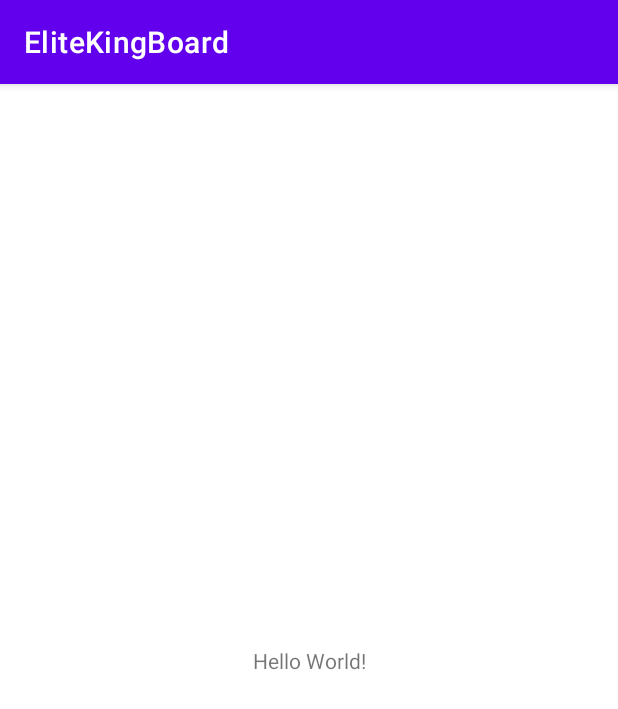
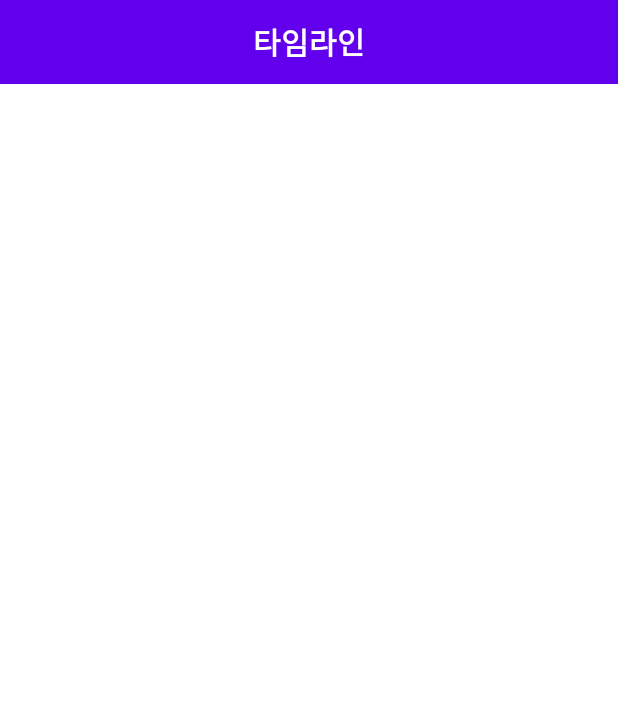
Before and after one commit to Hoya-kim/elite-king-board, an Android app: the screen it shows after launch (MainActivity), on a phone screen of 412 x 824 dp. Shown: the top 709 px of the screen. Run offline under Robolectric (Android 15) with nearby library versions, the phone set to English and light mode, and no system bars; our stand-ins replace data binding, navigation-ui; 1 statement that could not run was skipped.

Commit message:
feat(#16): 기초 레이아웃 구현 1. BaseLayout 코드 구현 2. Navigation Component 적용 3. Koin 사용을 위한 Application 등록 4. data class resource util 구현

```diff
--- a/android/app/build.gradle
+++ b/android/app/build.gradle
@@ -6,12 +6,12 @@ plugins {
 }
 
 android {
-    compileSdk 32
+    compileSdk 31
 
     defaultConfig {
         applicationId "com.example.elitekingboard"
         minSdk 21
-        targetSdk 32
+        targetSdk 31
         versionCode 1
         versionName "1.0"
 
@@ -41,6 +41,8 @@ dependencies {
     implementation 'androidx.appcompat:appcompat:1.4.1'
     implementation 'com.google.android.material:material:1.5.0'
     implementation 'androidx.constraintlayout:constraintlayout:2.1.3'
+    implementation 'androidx.navigation:navigation-fragment-ktx:2.4.1'
+    implementation 'androidx.navigation:navigation-ui-ktx:2.4.1'
     testImplementation 'junit:junit:4.+'
     androidTestImplementation 'androidx.test.ext:junit:1.1.3'
     androidTestImplementation 'androidx.test.espresso:espresso-core:3.4.0'
--- a/android/app/src/main/java/com/example/elitekingboard/MainActivity.kt
+++ /dev/null
@@ -1,11 +0,0 @@
-package com.example.elitekingboard
-
-import androidx.appcompat.app.AppCompatActivity
-import android.os.Bundle
-
-class MainActivity : AppCompatActivity() {
-    override fun onCreate(savedInstanceState: Bundle?) {
-        super.onCreate(savedInstanceState)
-        setContentView(R.layout.activity_main)
-    }
-}
--- /dev/null
+++ b/android/app/src/main/java/com/example/elitekingboard/MyApplication.kt
@@ -0,0 +1,22 @@
+package com.example.elitekingboard
+
+import android.app.Application
+import androidx.databinding.ktx.BuildConfig
+import com.example.elitekingboard.data.di.ViewModelModule
+import org.koin.android.ext.koin.androidContext
+import org.koin.android.ext.koin.androidLogger
+import org.koin.core.context.startKoin
+import org.koin.core.logger.Level
+
+class MyApplication : Application() {
+
+    override fun onCreate() {
+        super.onCreate()
+        startKoin {
+            androidLogger(if (BuildConfig.DEBUG) Level.ERROR else Level.NONE)
+            androidContext(this@MyApplication)
+            modules(listOf(ViewModelModule))
+        }
+
+    }
+}
--- /dev/null
+++ b/android/app/src/main/java/com/example/elitekingboard/data/di/ViewModelModule.kt
@@ -0,0 +1,7 @@
+package com.example.elitekingboard.data.di
+
+import org.koin.dsl.module
+
+val ViewModelModule = module {
+
+}
--- /dev/null
+++ b/android/app/src/main/java/com/example/elitekingboard/ui/base/BaseActivity.kt
@@ -0,0 +1,40 @@
+package com.example.elitekingboard.ui.base
+
+import android.content.Context
+import android.os.Bundle
+import android.util.Log
+import android.widget.Toast
+import androidx.appcompat.app.AppCompatActivity
+import androidx.databinding.DataBindingUtil
+import androidx.databinding.ViewDataBinding
+
+abstract class BaseActivity<VB : ViewDataBinding>(private val layoutId: Int) : AppCompatActivity() {
+    lateinit var binding: VB
+    private val TAG = "BASEACTIVITY"
+    override fun onCreate(savedInstanceState: Bundle?) {
+        super.onCreate(savedInstanceState)
+        init()
+    }
+
+    protected open fun init() {
+        initViewDataBinding()
+    }
+
+    protected open fun initViewDataBinding() {
+        binding = DataBindingUtil.setContentView(this, layoutId)
+    }
+
+    protected open fun toast(context: Context, msg: String) {
+        Toast.makeText(this, msg, Toast.LENGTH_SHORT).show()
+    }
+
+    override fun onStop() {
+        super.onStop()
+        Log.d(TAG, "onStop")
+    }
+
+    override fun onResume() {
+        super.onResume()
+        Log.d(TAG, "onResume")
+    }
+}
--- /dev/null
+++ b/android/app/src/main/java/com/example/elitekingboard/ui/base/BaseFragment.kt
@@ -0,0 +1,71 @@
+package com.example.elitekingboard.ui.base
+
+import android.content.Context
+import android.os.Bundle
+import android.util.Log
+import android.view.LayoutInflater
+import android.view.View
+import android.view.ViewGroup
+import android.widget.Toast
+import androidx.databinding.DataBindingUtil
+import androidx.databinding.ViewDataBinding
+import androidx.fragment.app.Fragment
+import com.google.android.material.snackbar.Snackbar
+
+abstract class BaseFragment<VB : ViewDataBinding>(private val layoutId: Int) : Fragment() {
+    protected lateinit var binding: VB
+
+    override fun onCreateView(
+        inflater: LayoutInflater,
+        container: ViewGroup?,
+        savedInstanceState: Bundle?
+    ): View? {
+        binding = DataBindingUtil.inflate(inflater, layoutId, container, false)
+
+        init()
+        return binding.root
+    }
+
+    protected open fun init() {
+
+    }
+
+    protected open fun toast(context: Context, msg: String) {
+        Toast.makeText(context, msg, Toast.LENGTH_LONG).show()
+    }
+
+    protected open fun snackBar(msg: String) {
+        var snackbar = Snackbar.make(
+            requireActivity().findViewById(android.R.id.content),
+            msg,
+            Snackbar.LENGTH_INDEFINITE
+        )
+        snackbar.setAction("확인", View.OnClickListener {
+            snackbar.dismiss()
+        })
+        snackbar.show()
+    }
+
+    override fun onStop() {
+        super.onStop()
+        Log.d(TAG, "onStop")
+    }
+
+    override fun onResume() {
+        super.onResume()
+        Log.d(TAG, "onResume")
+    }
+
+    override fun onPause() {
+        super.onPause()
+        Log.d(TAG, "onPause")
+    }
+
+    override fun onStart() {
+        super.onStart()
+        Log.d(TAG, "onStart")
+    }
+    companion object{
+        private const val TAG = "BaseFragment"
+    }
+}
--- /dev/null
+++ b/android/app/src/main/java/com/example/elitekingboard/ui/main/view/activity/MainActivity.kt
@@ -0,0 +1,37 @@
+package com.example.elitekingboard.ui.main.view.activity
+
+import androidx.navigation.fragment.NavHostFragment
+import androidx.navigation.ui.AppBarConfiguration
+import androidx.navigation.ui.navigateUp
+import androidx.navigation.ui.setupActionBarWithNavController
+import com.example.elitekingboard.R
+import com.example.elitekingboard.databinding.ActivityMainBinding
+import com.example.elitekingboard.ui.base.BaseActivity
+
+class MainActivity : BaseActivity<ActivityMainBinding>(R.layout.activity_main) {
+
+    private val navController by lazy {
+        (supportFragmentManager.findFragmentById(R.id.fragment) as NavHostFragment).navController
+    }
+
+    private val appBarConfiguration by lazy {
+        AppBarConfiguration(
+            setOf(R.id.mainFragment)
+        )
+    }
+
+    private fun initToolbar() {
+        setSupportActionBar(binding.toolbar)
+        setupActionBarWithNavController(navController, appBarConfiguration)
+        supportActionBar!!.setDisplayShowTitleEnabled(false)
+    }
+
+    override fun init() {
+        super.init()
+        initToolbar()
+    }
+
+    override fun onSupportNavigateUp(): Boolean {
+        return navController.navigateUp(appBarConfiguration) || super.onSupportNavigateUp()
+    }
+}
--- /dev/null
+++ b/android/app/src/main/java/com/example/elitekingboard/ui/main/view/fragment/MainFragment.kt
@@ -0,0 +1,13 @@
+package com.example.elitekingboard.ui.main.view.fragment
+
+import com.example.elitekingboard.R
+import com.example.elitekingboard.databinding.FragmentMainBinding
+import com.example.elitekingboard.ui.base.BaseFragment
+
+class MainFragment : BaseFragment<FragmentMainBinding>(R.layout.fragment_main) {
+
+    override fun init() {
+        super.init()
+
+    }
+}
--- a/android/app/src/main/res/layout/activity_main.xml
+++ b/android/app/src/main/res/layout/activity_main.xml
@@ -1,4 +1,6 @@
 <?xml version="1.0" encoding="utf-8"?>
+<layout>
+
     <androidx.constraintlayout.widget.ConstraintLayout xmlns:android="http://schemas.android.com/apk/res/android"
         xmlns:app="http://schemas.android.com/apk/res-auto"
         xmlns:tools="http://schemas.android.com/tools"
@@ -6,13 +8,35 @@
         android:layout_height="match_parent"
         tools:context=".MainActivity">
 
+        <com.google.android.material.appbar.MaterialToolbar
+            android:id="@+id/toolbar"
+            android:layout_width="0dp"
+            android:layout_height="?attr/actionBarSize"
+            android:background="@color/purple_500"
+            app:layout_constraintEnd_toEndOf="parent"
+            app:layout_constraintStart_toStartOf="parent"
+            app:layout_constraintTop_toTopOf="parent">
+
             <TextView
                 android:layout_width="wrap_content"
                 android:layout_height="wrap_content"
-        android:text="Hello World!"
+                android:layout_gravity="center"
+                android:textColor="@color/white"
+                style="@style/BaseText"
+                android:text="@string/timeline" />
+        </com.google.android.material.appbar.MaterialToolbar>
+
+        <androidx.fragment.app.FragmentContainerView
+            android:id="@+id/fragment"
+            android:name="androidx.navigation.fragment.NavHostFragment"
+            android:layout_width="0dp"
+            android:layout_height="0dp"
+            app:defaultNavHost="true"
             app:layout_constraintBottom_toBottomOf="parent"
-        app:layout_constraintLeft_toLeftOf="parent"
-        app:layout_constraintRight_toRightOf="parent"
-        app:layout_constraintTop_toTopOf="parent" />
+            app:layout_constraintEnd_toEndOf="parent"
+            app:layout_constraintStart_toStartOf="parent"
+            app:layout_constraintTop_toBottomOf="@+id/toolbar"
+            app:navGraph="@navigation/navigation" />
 
     </androidx.constraintlayout.widget.ConstraintLayout>
+</layout>
--- /dev/null
+++ b/android/app/src/main/res/layout/fragment_main.xml
@@ -0,0 +1,7 @@
+<?xml version="1.0" encoding="utf-8"?>
+<layout xmlns:tools="http://schemas.android.com/tools"
+    xmlns:android="http://schemas.android.com/apk/res/android">
+<androidx.constraintlayout.widget.ConstraintLayout
+    android:layout_width="match_parent"
+    android:layout_height="match_parent"/>
+</layout>
--- /dev/null
+++ b/android/app/src/main/res/navigation/navigation.xml
@@ -0,0 +1,11 @@
+<?xml version="1.0" encoding="utf-8"?>
+<navigation xmlns:android="http://schemas.android.com/apk/res/android"
+    xmlns:app="http://schemas.android.com/apk/res-auto"
+    android:id="@+id/navigation"
+    app:startDestination="@id/mainFragment">
+
+    <fragment
+        android:id="@+id/mainFragment"
+        android:name="com.example.elitekingboard.ui.main.view.fragment.MainFragment"
+        android:label="MainFragment" />
+</navigation>
--- a/android/app/src/main/res/values-night/themes.xml
+++ b/android/app/src/main/res/values-night/themes.xml
@@ -1,6 +1,6 @@
 <resources xmlns:tools="http://schemas.android.com/tools">
     <!-- Base application theme. -->
-    <style name="Theme.EliteKingBoard" parent="Theme.MaterialComponents.DayNight.DarkActionBar">
+    <style name="Theme.EliteKingBoard" parent="Theme.MaterialComponents.DayNight.NoActionBar">
         <!-- Primary brand color. -->
         <item name="colorPrimary">@color/purple_200</item>
         <item name="colorPrimaryVariant">@color/purple_700</item>
--- a/android/app/src/main/res/values/strings.xml
+++ b/android/app/src/main/res/values/strings.xml
@@ -1,3 +1,4 @@
 <resources>
     <string name="app_name">EliteKingBoard</string>
+    <string name="timeline">타임라인</string>
 </resources>
--- a/android/app/src/main/res/values/themes.xml
+++ b/android/app/src/main/res/values/themes.xml
@@ -1,6 +1,6 @@
 <resources xmlns:tools="http://schemas.android.com/tools">
     <!-- Base application theme. -->
-    <style name="Theme.EliteKingBoard" parent="Theme.MaterialComponents.DayNight.DarkActionBar">
+    <style name="Theme.EliteKingBoard" parent="Theme.MaterialComponents.DayNight.NoActionBar">
         <!-- Primary brand color. -->
         <item name="colorPrimary">@color/purple_500</item>
         <item name="colorPrimaryVariant">@color/purple_700</item>
@@ -13,4 +13,11 @@
         <item name="android:statusBarColor" tools:targetApi="l">?attr/colorPrimaryVariant</item>
         <!-- Customize your theme here. -->
     </style>
+
+    <style name="BaseText">
+        <item name ="android:textColor">@color/black</item>
+        <item name ="android:textStyle">bold</item>
+        <item name ="android:textSize">20sp</item>
+    </style>
+
 </resources>
```
Also changed, not shown: android/app/src/main/AndroidManifest.xml (+7 -1 lines), android/app/src/main/java/com/example/elitekingboard/ui/base/BaseDialog.kt (added, +22 -0 lines), android/app/src/main/java/com/example/elitekingboard/ui/base/BaseDialogFragment.kt (added, +58 -0 lines), android/app/src/main/java/com/example/elitekingboard/util/Resource.kt (added, +18 -0 lines). Lines whose indentation alone changed are shown as unchanged.
